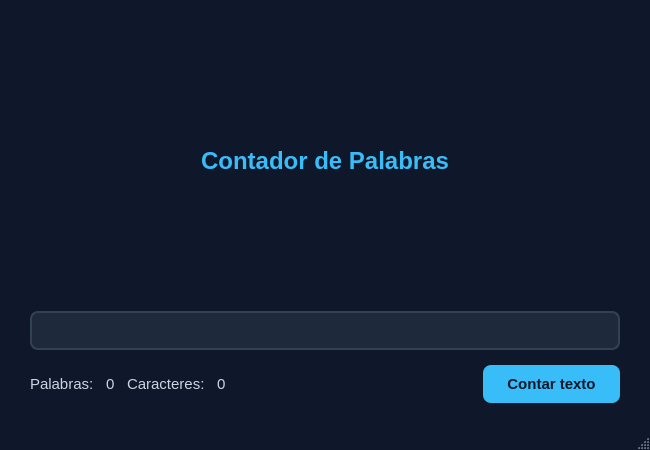
Above: contadorPalabras.ui from 253111974/ContadorPalabrasEACG before the change. Below: the same form after it.
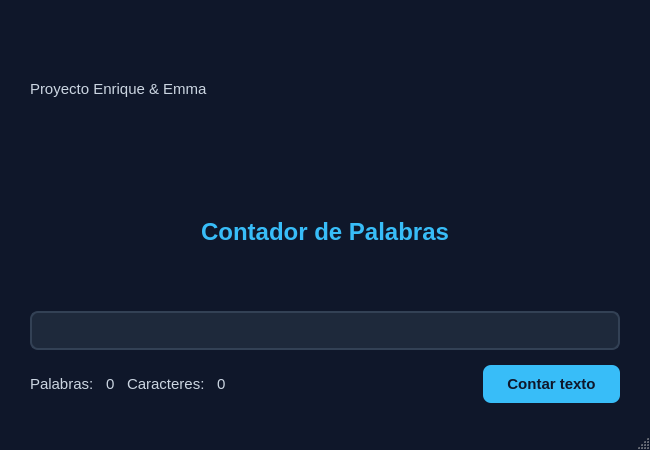
That is the form after the change.

Commit message: Se añadio el titulo de la actividad

What changed in the file:
```diff
--- a/contadorPalabras.ui
+++ b/contadorPalabras.ui
@@ -43,6 +43,19 @@
     <property name="bottomMargin">
      <number>25</number>
     </property>
+    <item>
+     <widget class="QLabel" name="label_4">
+      <property name="font">
+       <font>
+        <family>Segoe UI</family>
+        <pointsize>-1</pointsize>
+       </font>
+      </property>
+      <property name="text">
+       <string>Proyecto Enrique &amp; Emma</string>
+      </property>
+     </widget>
+    </item>
     <item>
      <widget class="QLabel" name="label">
       <property name="text">
```
Left out of the diff: 2 changed lines with no effect on the pictures.
